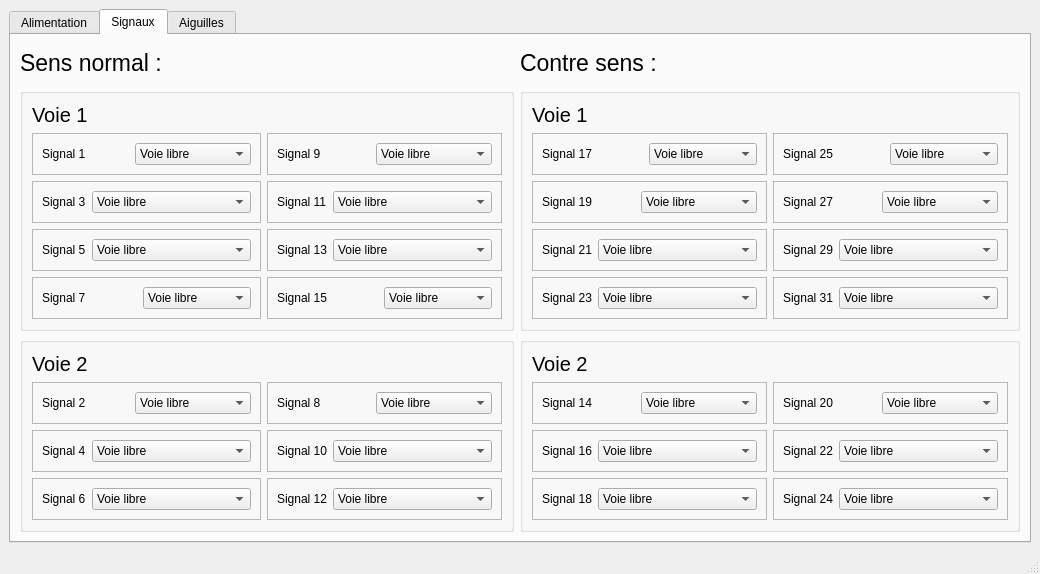
Before: the Qt Designer form ui/control.ui in Elfix3/TCO, drawn with Qt 5.
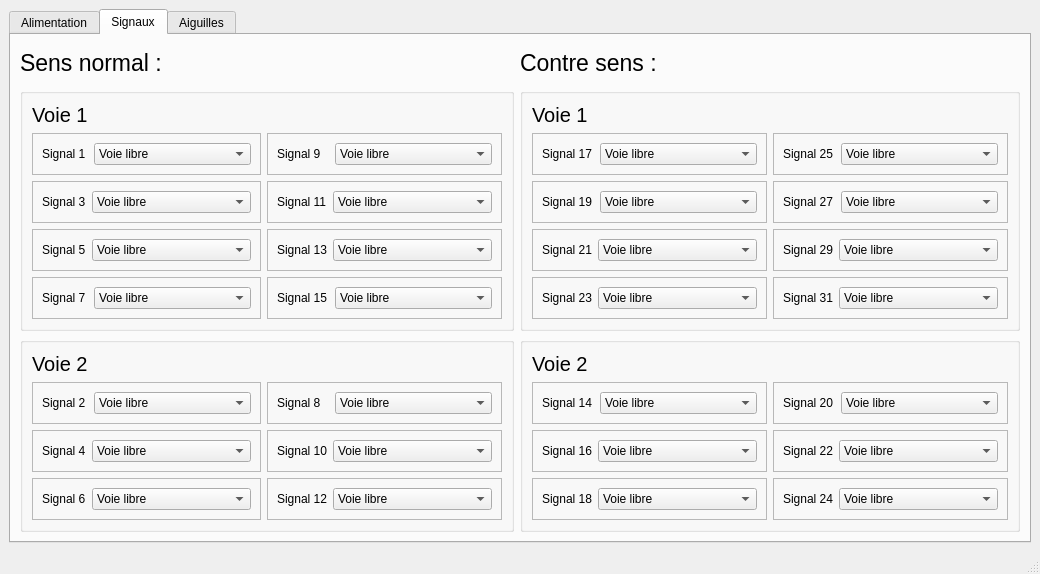
After: the same form once the commit is applied. The open tabs and pages were chosen to show the change.

Commit message: all zones button add, enable and disable BAL added on the button

What changed in the file:
```diff
--- a/ui/control.ui
+++ b/ui/control.ui
@@ -6,7 +6,7 @@
    <rect>
     <x>0</x>
     <y>0</y>
-    <width>1017</width>
+    <width>1014</width>
     <height>574</height>
    </rect>
   </property>
@@ -1278,6 +1278,12 @@
               </item>
               <item row="0" column="1">
                <widget class="QComboBox" name="comboSig2">
+                <property name="minimumSize">
+                 <size>
+                  <width>157</width>
+                  <height>0</height>
+                 </size>
+                </property>
                 <item>
                  <property name="text">
                   <string>Voie libre</string>
@@ -1379,6 +1385,12 @@
               </item>
               <item row="0" column="1">
                <widget class="QComboBox" name="comboSig8">
+                <property name="minimumSize">
+                 <size>
+                  <width>157</width>
+                  <height>0</height>
+                 </size>
+                </property>
                 <item>
                  <property name="text">
                   <string>Voie libre</string>
@@ -1494,6 +1506,12 @@
              <layout class="QGridLayout" name="gridLayout_109">
               <item row="0" column="1">
                <widget class="QComboBox" name="comboSig25">
+                <property name="minimumSize">
+                 <size>
+                  <width>157</width>
+                  <height>0</height>
+                 </size>
+                </property>
                 <item>
                  <property name="text">
                   <string>Voie libre</string>
@@ -1544,6 +1562,12 @@
               </item>
               <item row="0" column="1">
                <widget class="QComboBox" name="comboSig27">
+                <property name="minimumSize">
+                 <size>
+                  <width>157</width>
+                  <height>0</height>
+                 </size>
+                </property>
                 <item>
                  <property name="text">
                   <string>Voie libre</string>
@@ -1645,6 +1669,12 @@
               </item>
               <item>
                <widget class="QComboBox" name="comboSig19">
+                <property name="minimumSize">
+                 <size>
+                  <width>157</width>
+                  <height>0</height>
+                 </size>
+                </property>
                 <item>
                  <property name="text">
                   <string>Voie libre</string>
@@ -1751,6 +1781,12 @@
               </item>
               <item row="0" column="1">
                <widget class="QComboBox" name="comboSig17">
+                <property name="minimumSize">
+                 <size>
+                  <width>157</width>
+                  <height>0</height>
+                 </size>
+                </property>
                 <item>
                  <property name="text">
                   <string>Voie libre</string>
@@ -1931,6 +1967,12 @@
               </item>
               <item row="0" column="1">
                <widget class="QComboBox" name="comboSig14">
+                <property name="minimumSize">
+                 <size>
+                  <width>157</width>
+                  <height>0</height>
+                 </size>
+                </property>
                 <item>
                  <property name="text">
                   <string>Voie libre</string>
@@ -2085,6 +2127,12 @@
               </item>
               <item row="0" column="1">
                <widget class="QComboBox" name="comboSig20">
+                <property name="minimumSize">
+                 <size>
+                  <width>157</width>
+                  <height>0</height>
+                 </size>
+                </property>
                 <item>
                  <property name="text">
                   <string>Voie libre</string>
@@ -2248,6 +2296,12 @@
               </item>
               <item row="0" column="1">
                <widget class="QComboBox" name="comboSig1">
+                <property name="minimumSize">
+                 <size>
+                  <width>157</width>
+                  <height>0</height>
+                 </size>
+                </property>
                 <item>
                  <property name="text">
                   <string>Voie libre</string>
@@ -2296,6 +2350,12 @@
               </item>
               <item>
                <widget class="QComboBox" name="comboSig9">
+                <property name="minimumSize">
+                 <size>
+                  <width>157</width>
+                  <height>0</height>
+                 </size>
+                </property>
                 <item>
                  <property name="text">
                   <string>Voie libre</string>
@@ -2566,6 +2626,12 @@
               </item>
               <item row="0" column="1">
                <widget class="QComboBox" name="comboSig7">
+                <property name="minimumSize">
+                 <size>
+                  <width>157</width>
+                  <height>0</height>
+                 </size>
+                </property>
                 <item>
                  <property name="text">
                   <string>Voie libre</string>
@@ -2609,6 +2675,12 @@
               </item>
               <item>
                <widget class="QComboBox" name="comboSig15">
+                <property name="minimumSize">
+                 <size>
+                  <width>157</width>
+                  <height>0</height>
+                 </size>
+                </property>
                 <item>
                  <property name="text">
                   <string>Voie libre</string>
```
Left out of the diff: 10 changed lines with no effect on the pictures. The commit also changes 6 other files.
